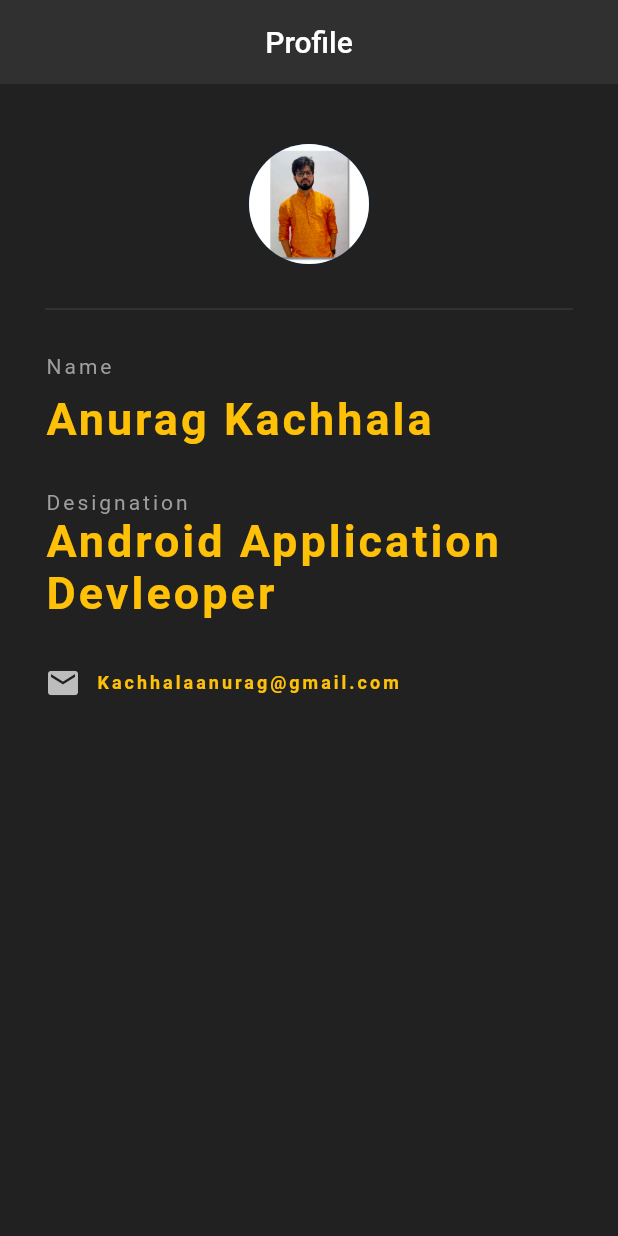
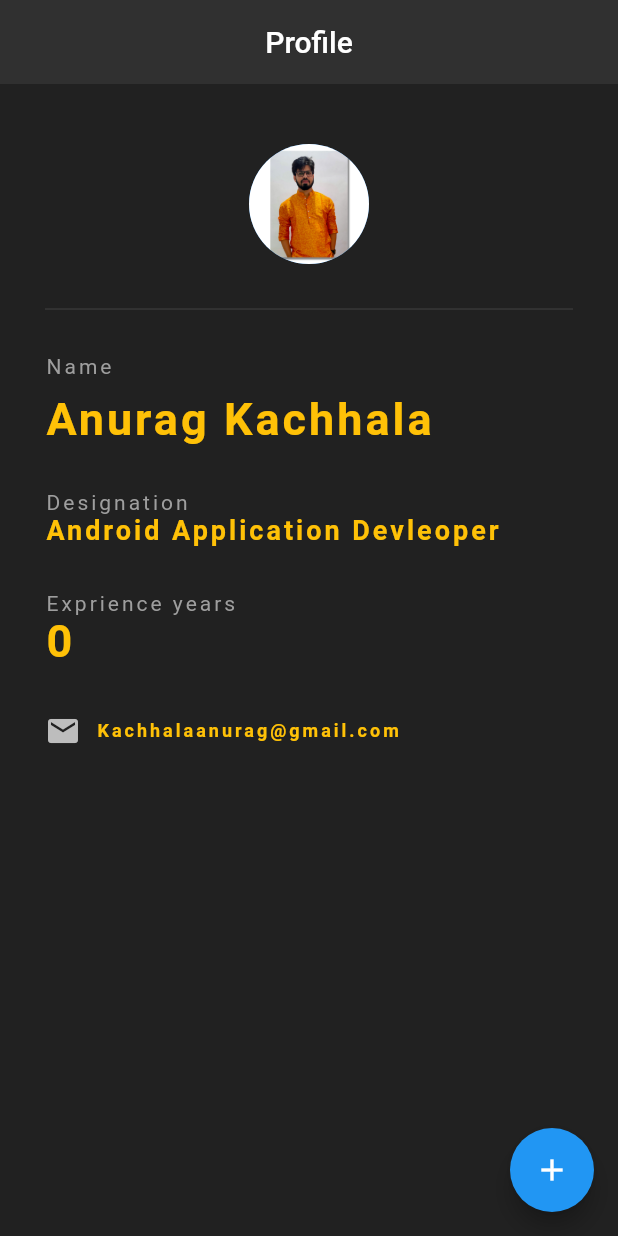
Before and after one commit to anuragkachhala/flutter_learning, a Flutter app: the ProfileWidget screen opened directly, on a phone screen of 412 x 824 dp. Run offline on Flutter 3.47's test engine with Material 2 defaults, Android fonts, the phone set to English and light mode, and no system bars.

```diff
--- a/lib/profileScreen.dart
+++ b/lib/profileScreen.dart
@@ -2,8 +2,15 @@ import 'package:flutter/material.dart';
 
 void main() => runApp(MaterialApp(home: ProfileWidget()));
 
-class ProfileWidget extends StatelessWidget {
+class ProfileWidget extends StatefulWidget {
   const ProfileWidget({Key? key}) : super(key: key);
+
+  @override
+  State<ProfileWidget> createState() => _ProfileWidgetState();
+}
+
+class _ProfileWidgetState extends State<ProfileWidget> {
+  int exprienceYears = 0;
 
   @override
   Widget build(BuildContext context) {
@@ -15,6 +22,15 @@ class ProfileWidget extends StatelessWidget {
         centerTitle: true,
         backgroundColor: Colors.grey[850],
         elevation: 0.0,
+      ),
+      floatingActionButton: FloatingActionButton(
+        onPressed: () {
+          setState(() {
+            exprienceYears += 1;
+          });
+
+        },
+        child: Icon(Icons.add),
       ),
       body: Padding(
         padding: EdgeInsets.fromLTRB(30.0, 40.0, 30.0, 0.0),
@@ -64,6 +80,24 @@ class ProfileWidget extends StatelessWidget {
               style: TextStyle(
                   color: Colors.amber,
                   letterSpacing: 2.0,
+                  fontSize: 18.0,
+                  fontWeight: FontWeight.bold),
+            ),
+            SizedBox(
+              height: 30.0,
+            ),
+            Text(
+              'Exprience years',
+              style: TextStyle(
+                color: Colors.grey,
+                letterSpacing: 2.0,
+              ),
+            ),
+            Text(
+              '$exprienceYears',
+              style: TextStyle(
+                  color: Colors.amber,
+                  letterSpacing: 2.0,
                   fontSize: 30.0,
                   fontWeight: FontWeight.bold),
             ),
```
